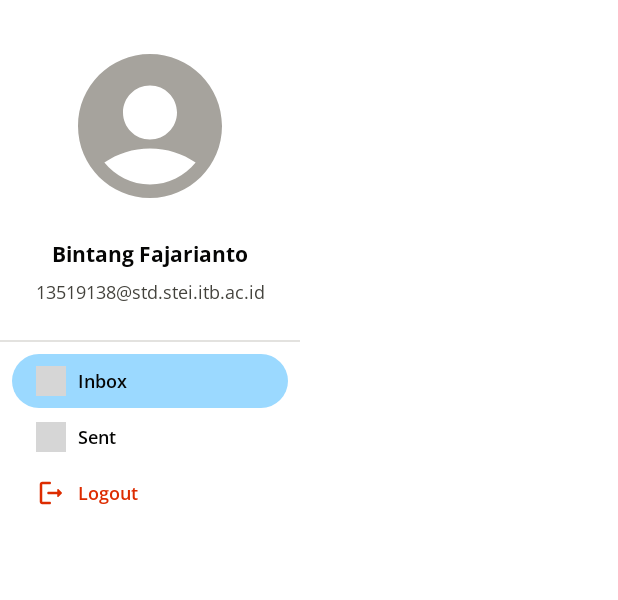
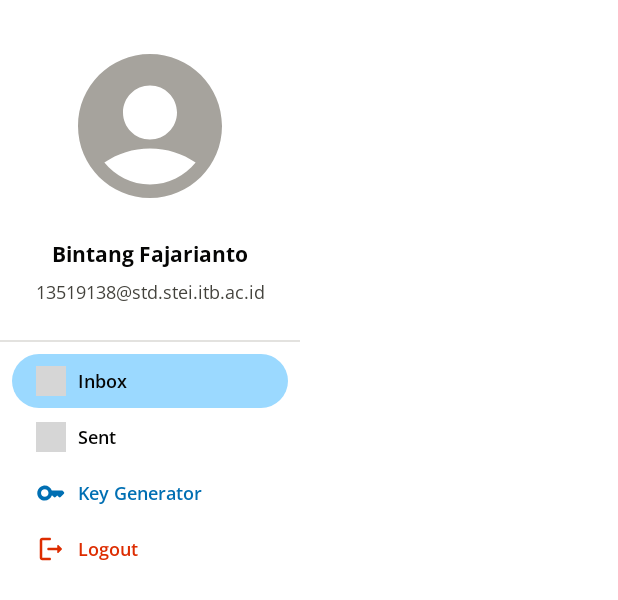
Before and after one commit to bintangfrnz/Gmayl, an Android app built with Jetpack Compose: the @Preview function PreviewHomeDrawer, on a phone screen of 412 x 824 dp. Shown: the top 600 px of the screen. Run offline under Robolectric (Android 15) with nearby library versions, the phone set to English and light mode, and no system bars; grey boxes are pictures that could not be loaded.

Commit message:
[Android-Crypto] Set up navigation to Generate Key page

```diff
--- a/android-app/app/src/main/java/com/bintangfajarianto/gmayl/MainActivity.kt
+++ b/android-app/app/src/main/java/com/bintangfajarianto/gmayl/MainActivity.kt
@@ -19,6 +19,7 @@ import com.bintangfajarianto.gmayl.core.RouteDestinationHandler
 import com.bintangfajarianto.gmayl.core.navigation.AuthRoutes.LOGIN_ROUTE
 import com.bintangfajarianto.gmayl.core.navigation.HomeRoutes.HOME_ROUTE
 import com.bintangfajarianto.gmayl.core.navigation.authGraph
+import com.bintangfajarianto.gmayl.core.navigation.cryptoGraph
 import com.bintangfajarianto.gmayl.core.navigation.homeGraph
 import com.bintangfajarianto.gmayl.core.router.AppRouter
 import com.bintangfajarianto.gmayl.core.router.mapToDestination
@@ -151,6 +152,7 @@ fun GmaylNavHost(
         startDestination = startDestination,
     ) {
         authGraph()
+        cryptoGraph()
         homeGraph(navController = navController)
     }
 }
--- a/android-app/app/src/main/java/com/bintangfajarianto/gmayl/data/model/home/DrawerItemType.kt
+++ b/android-app/app/src/main/java/com/bintangfajarianto/gmayl/data/model/home/DrawerItemType.kt
@@ -8,5 +8,6 @@ import kotlinx.parcelize.Parcelize
 enum class DrawerItemType(val title: String, val iconId: Int) : Parcelable {
     INBOX(title = "Inbox", iconId = R.drawable.ic_inbox),
     SENT(title = "Sent", iconId = R.drawable.ic_send),
+    KEY(title = "Key Generator", iconId = R.drawable.ic_key),
     LOGOUT(title = "Logout", iconId = R.drawable.ic_logout),
 }
--- a/android-app/app/src/main/java/com/bintangfajarianto/gmayl/feature/vm/home/HomeIntention.kt
+++ b/android-app/app/src/main/java/com/bintangfajarianto/gmayl/feature/vm/home/HomeIntention.kt
@@ -23,6 +23,7 @@ data class HomeViewState(
 sealed class HomeAction : Action {
     data class InitData(val dataMsgCondition: DataMessageCondition?) : HomeAction()
     object OnClickBack : HomeAction()
+    object OnClickGenerateKey : HomeAction()
     object OnClickLogout : HomeAction()
     data class OnClickMailItem(val mail: Mail, val mailType: DrawerItemType) : HomeAction()
     data class OnClickSendMail(val user: User) : HomeAction()
@@ -34,6 +35,7 @@ sealed class HomeAction : Action {
 sealed class HomeActionResult : ActionResult {
     object DismissDialog : HomeActionResult()
     object Logout : HomeActionResult()
+    object NavigateToKeyGenerator : HomeActionResult()
     data class NavigateToSendMail(val user: User) : HomeActionResult()
     data class NavigateToDetailMail(val mail: Mail, val mailType: DrawerItemType) : HomeActionResult()
     data class SetDataCondition(val dataMsgCondition: DataMessageCondition?) : HomeActionResult()
--- a/android-app/app/src/main/java/com/bintangfajarianto/gmayl/feature/vm/home/HomeViewModel.kt
+++ b/android-app/app/src/main/java/com/bintangfajarianto/gmayl/feature/vm/home/HomeViewModel.kt
@@ -4,6 +4,7 @@ import com.bintangfajarianto.gmayl.base.BaseViewModel
 import com.bintangfajarianto.gmayl.core.RouteDestination
 import com.bintangfajarianto.gmayl.core.RouteDestinationHandler
 import com.bintangfajarianto.gmayl.core.router.AppRouter
+import com.bintangfajarianto.gmayl.core.router.CryptoRouter
 import com.bintangfajarianto.gmayl.core.router.HomeRouter
 import com.bintangfajarianto.gmayl.data.model.auth.User
 import com.bintangfajarianto.gmayl.data.model.general.DataMessageCondition
@@ -49,6 +50,7 @@ class HomeViewModel(
                 HomeActionResult.ShowLoading
             }
             HomeAction.OnClickBack -> HomeActionResult.ShowDialog
+            HomeAction.OnClickGenerateKey -> HomeActionResult.NavigateToKeyGenerator
             HomeAction.OnClickLogout -> HomeActionResult.Logout
             is HomeAction.OnClickMailItem -> HomeActionResult.NavigateToDetailMail(action.mail, action.mailType)
             is HomeAction.OnClickSendMail -> HomeActionResult.NavigateToSendMail(action.user)
@@ -105,6 +107,7 @@ class HomeViewModel(
     override fun navigateToReducer(actionResult: HomeActionResult): RouteDestination? =
         when (actionResult) {
             HomeActionResult.Logout -> AppRouter.Logout
+            HomeActionResult.NavigateToKeyGenerator -> CryptoRouter.KeyGeneratorPage
             is HomeActionResult.NavigateToSendMail -> HomeRouter.SendMailPage(actionResult.user)
             is HomeActionResult.NavigateToDetailMail -> HomeRouter.DetailMailPage(actionResult.mail, actionResult.mailType)
             else -> null
--- a/android-app/app/src/main/java/com/bintangfajarianto/gmayl/ui/home/widget/DrawerItem.kt
+++ b/android-app/app/src/main/java/com/bintangfajarianto/gmayl/ui/home/widget/DrawerItem.kt
@@ -84,6 +84,10 @@ private class DrawerItemParameterProvider :
                 selected = true,
             ),
             DrawerItemParam(
+                drawerItem = DrawerItemType.KEY,
+                selected = false,
+            ),
+            DrawerItemParam(
                 drawerItem = DrawerItemType.LOGOUT,
                 selected = false,
             ),
@@ -101,6 +105,7 @@ private fun PreviewDrawerItem(
     @PreviewParameter(DrawerItemParameterProvider::class) param: DrawerItemParameterProvider.DrawerItemParam,
 ) {
     val color = when (param.drawerItem) {
+        DrawerItemType.KEY -> GmaylTheme.color.primary70
         DrawerItemType.LOGOUT -> GmaylTheme.color.rose50
         else -> GmaylTheme.color.mist100
     }
--- a/android-app/app/src/main/java/com/bintangfajarianto/gmayl/ui/home/widget/HomeDrawer.kt
+++ b/android-app/app/src/main/java/com/bintangfajarianto/gmayl/ui/home/widget/HomeDrawer.kt
@@ -40,8 +40,9 @@ fun HomeDrawer(
     drawerItems: ImmutableList<DrawerItemType>,
     selectedDrawerItem: DrawerItemType,
     onChangeSelectedDrawerItem: (DrawerItemType) -> Unit,
+    onClickKeyGenerator: () -> Unit,
+    onClickLogout: () -> Unit,
     modifier: Modifier = Modifier,
-    onClickLogout: () -> Unit,
 ) {
     LazyColumn(
         modifier = modifier
@@ -88,6 +89,12 @@ fun HomeDrawer(
         }
         items(items = drawerItems) { drawerItem ->
             when (drawerItem) {
+                DrawerItemType.KEY -> DrawerItem(
+                    drawerItemIcon = drawerItem.iconId,
+                    drawerItemName = drawerItem.title,
+                    color = GmaylTheme.color.primary70,
+                    onClickItem = onClickKeyGenerator,
+                )
                 DrawerItemType.LOGOUT -> DrawerItem(
                     drawerItemIcon = drawerItem.iconId,
                     drawerItemName = drawerItem.title,
@@ -122,6 +129,8 @@ private fun PreviewHomeDrawer() {
         ),
         drawerItems = enumValues<DrawerItemType>().toList().toPersistentList(),
         selectedDrawerItem = selectedDrawerItem,
-        onChangeSelectedDrawerItem = { selectedDrawerItem = it}
-    ) {}
+        onChangeSelectedDrawerItem = { selectedDrawerItem = it},
+        onClickKeyGenerator = {},
+        onClickLogout = {},
+    )
 }
--- /dev/null
+++ b/android-app/app/src/main/res/drawable/ic_key.xml
@@ -0,0 +1,9 @@
+<vector xmlns:android="http://schemas.android.com/apk/res/android"
+    android:width="24dp"
+    android:height="24dp"
+    android:viewportWidth="24"
+    android:viewportHeight="24">
+  <path
+      android:pathData="M20.59,10h-7.94C11.7,7.31 8.89,5.5 5.77,6.12c-2.29,0.46 -4.15,2.3 -4.63,4.58C0.32,14.58 3.26,18 7,18c2.61,0 4.83,-1.67 5.65,-4H13l1.29,1.29c0.39,0.39 1.02,0.39 1.41,0L17,14l1.29,1.29c0.39,0.39 1.03,0.39 1.42,0l2.59,-2.61c0.39,-0.39 0.39,-1.03 -0.01,-1.42l-0.99,-0.97C21.1,10.1 20.85,10 20.59,10zM7,15c-1.65,0 -3,-1.35 -3,-3c0,-1.65 1.35,-3 3,-3s3,1.35 3,3C10,13.65 8.65,15 7,15z"
+      android:fillColor="#000000"/>
+</vector>
```
Also changed, not shown: android-app/app/src/main/java/com/bintangfajarianto/gmayl/core/navigation/CryptoGraph.kt (added, +15 -0 lines), android-app/app/src/main/java/com/bintangfajarianto/gmayl/core/router/CryptoGraph.kt (added, +7 -0 lines), android-app/app/src/main/java/com/bintangfajarianto/gmayl/core/router/RouterMapper.kt (+7 -0 lines), android-app/app/src/main/java/com/bintangfajarianto/gmayl/ui/crypto/KeyGeneratorScreen.kt (added, +9 -0 lines), android-app/app/src/main/java/com/bintangfajarianto/gmayl/ui/home/HomeScreen.kt (+11 -2 lines).
